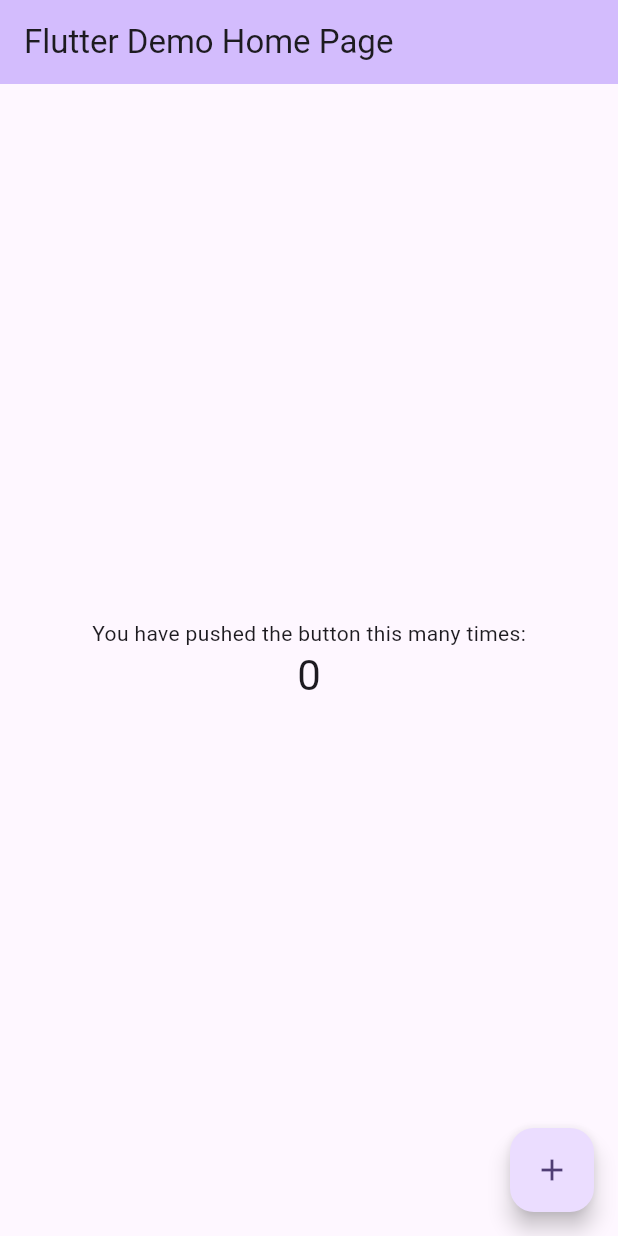
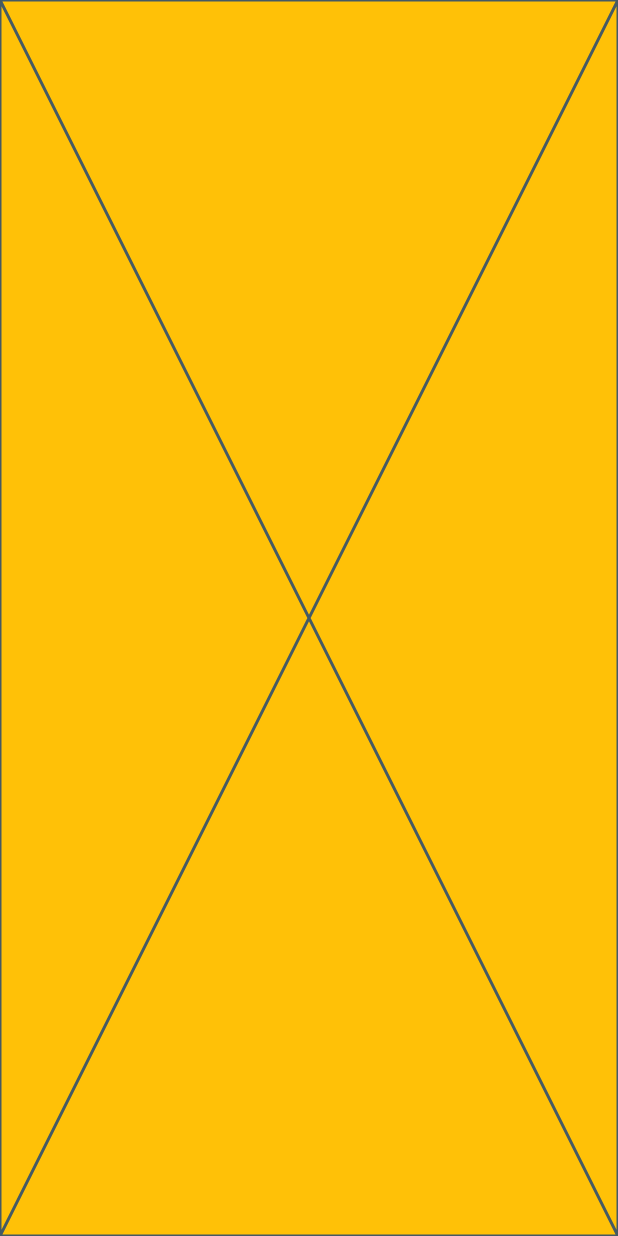
Before and after one commit to paolo249/quizzler_flutter, a Flutter app: the screen it shows after launch, on a phone screen of 412 x 824 dp. Run offline on Flutter 3.47's test engine with Material 3 defaults, Android fonts, the phone set to English and light mode, and no system bars.

```diff
--- a/lib/main.dart
+++ b/lib/main.dart
@@ -2,124 +2,40 @@ import 'package:flutter/material.dart';
 
 void main() {
   runApp(const MyApp());
+
 }
 
 class MyApp extends StatelessWidget {
   const MyApp({super.key});
 
-  // This widget is the root of your application.
   @override
   Widget build(BuildContext context) {
     return MaterialApp(
-      title: 'Flutter Demo',
-      theme: ThemeData(
-        // This is the theme of your application.
-        //
-        // TRY THIS: Try running your application with "flutter run". You'll see
-        // the application has a purple toolbar. Then, without quitting the app,
-        // try changing the seedColor in the colorScheme below to Colors.green
-        // and then invoke "hot reload" (save your changes or press the "hot
-        // reload" button in a Flutter-supported IDE, or press "r" if you used
-        // the command line to start the app).
-        //
-        // Notice that the counter didn't reset back to zero; the application
-        // state is not lost during the reload. To reset the state, use hot
-        // restart instead.
-        //
-        // This works for code too, not just values: Most code changes can be
-        // tested with just a hot reload.
-        colorScheme: ColorScheme.fromSeed(seedColor: Colors.deepPurple),
-        useMaterial3: true,
-      ),
-      home: const MyHomePage(title: 'Flutter Demo Home Page'),
+      home: Scaffold(
+        backgroundColor: Colors.amber,
+        body: SafeArea(child: QuizPage()),
+
+      )
+
     );
   }
 }
 
-class MyHomePage extends StatefulWidget {
-  const MyHomePage({super.key, required this.title});
 
-  // This widget is the home page of your application. It is stateful, meaning
-  // that it has a State object (defined below) that contains fields that affect
-  // how it looks.
 
-  // This class is the configuration for the state. It holds the values (in this
-  // case the title) provided by the parent (in this case the App widget) and
-  // used by the build method of the State. Fields in a Widget subclass are
-  // always marked "final".
 
-  final String title;
+class QuizPage extends StatefulWidget {
+  const QuizPage({super.key});
 
   @override
-  State<MyHomePage> createState() => _MyHomePageState();
+  State<QuizPage> createState() => _QuizPageState();
 }
 
-class _MyHomePageState extends State<MyHomePage> {
-  int _counter = 0;
 
-  void _incrementCounter() {
-    setState(() {
-      // This call to setState tells the Flutter framework that something has
-      // changed in this State, which causes it to rerun the build method below
-      // so that the display can reflect the updated values. If we changed
-      // _counter without calling setState(), then the build method would not be
-      // called again, and so nothing would appear to happen.
-      _counter++;
-    });
-  }
 
+class _QuizPageState extends State<QuizPage> {
   @override
   Widget build(BuildContext context) {
-    // This method is rerun every time setState is called, for instance as done
-    // by the _incrementCounter method above.
-    //
-    // The Flutter framework has been optimized to make rerunning build methods
-    // fast, so that you can just rebuild anything that needs updating rather
-    // than having to individually change instances of widgets.
-    return Scaffold(
-      appBar: AppBar(
-        // TRY THIS: Try changing the color here to a specific color (to
-        // Colors.amber, perhaps?) and trigger a hot reload to see the AppBar
-        // change color while the other colors stay the same.
-        backgroundColor: Theme.of(context).colorScheme.inversePrimary,
-        // Here we take the value from the MyHomePage object that was created by
-        // the App.build method, and use it to set our appbar title.
-        title: Text(widget.title),
-      ),
-      body: Center(
-        // Center is a layout widget. It takes a single child and positions it
-        // in the middle of the parent.
-        child: Column(
-          // Column is also a layout widget. It takes a list of children and
-          // arranges them vertically. By default, it sizes itself to fit its
-          // children horizontally, and tries to be as tall as its parent.
-          //
-          // Column has various properties to control how it sizes itself and
-          // how it positions its children. Here we use mainAxisAlignment to
-          // center the children vertically; the main axis here is the vertical
-          // axis because Columns are vertical (the cross axis would be
-          // horizontal).
-          //
-          // TRY THIS: Invoke "debug painting" (choose the "Toggle Debug Paint"
-          // action in the IDE, or press "p" in the console), to see the
-          // wireframe for each widget.
-          mainAxisAlignment: MainAxisAlignment.center,
-          children: <Widget>[
-            const Text(
-              'You have pushed the button this many times:',
-            ),
-            Text(
-              '$_counter',
-              style: Theme.of(context).textTheme.headlineMedium,
-            ),
-          ],
-        ),
-      ),
-      floatingActionButton: FloatingActionButton(
-        onPressed: _incrementCounter,
-        tooltip: 'Increment',
-        child: const Icon(Icons.add),
-      ), // This trailing comma makes auto-formatting nicer for build methods.
-    );
+    return const Placeholder();
   }
 }
```
